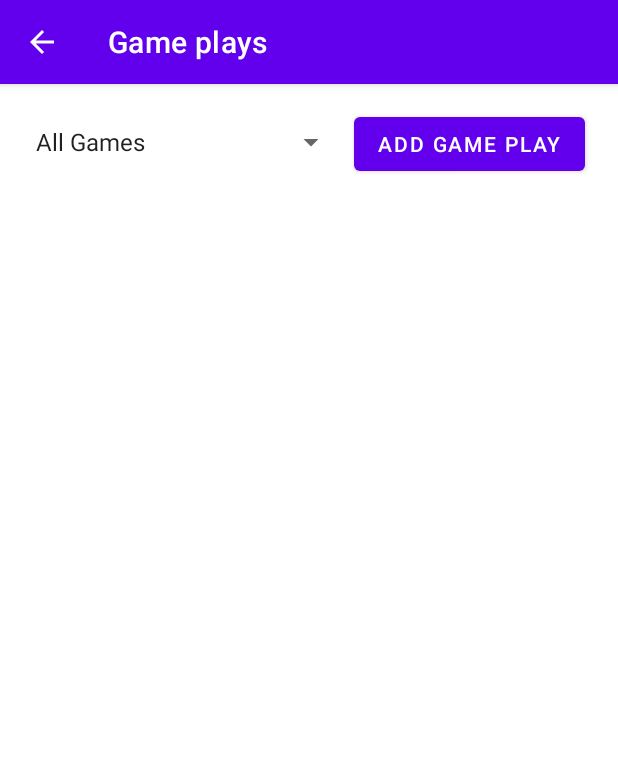
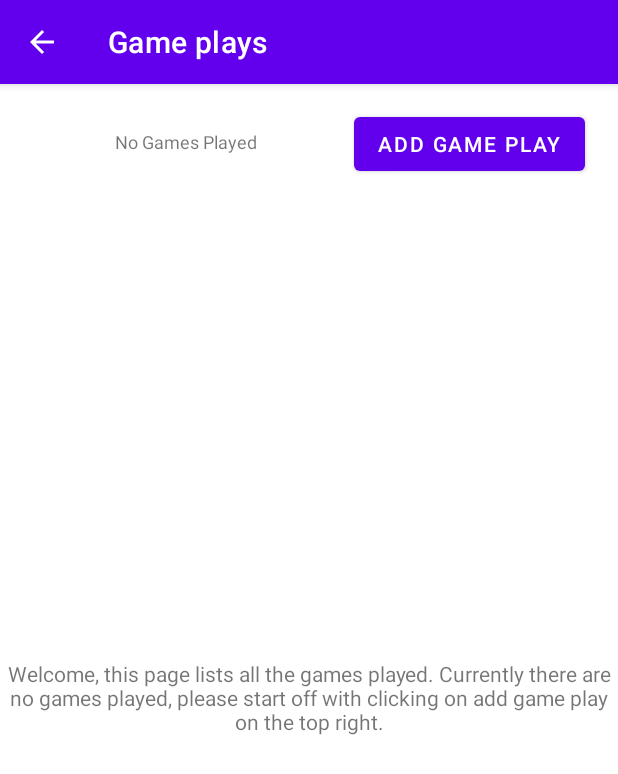
Before and after one commit to Lucas-liu1/Cmpt-276-Group-Work, an Android app: the screen it shows after launch (GamePlays), after a tap on "GAME PLAYS", on a phone screen of 412 x 824 dp. Shown: the top 774 px of the screen. Run offline under Robolectric (Android 15) with nearby library versions, the phone set to English and light mode, and no system bars.

Commit message:
Implemented first intro gameplay screen, also added persistent data for such page

```diff
--- a/myapplication2/src/main/java/ca/cmpt276/myapplication2/AddGamePlay.java
+++ b/myapplication2/src/main/java/ca/cmpt276/myapplication2/AddGamePlay.java
@@ -2,6 +2,7 @@ package ca.cmpt276.myapplication2;
 
 import android.content.Context;
 import android.content.Intent;
+import android.content.SharedPreferences;
 import android.os.Bundle;
 import android.view.View;
 import android.widget.AdapterView;
@@ -78,9 +79,17 @@ public class AddGamePlay extends AppCompatActivity {
         });
     }
 
+    private void saveFirstpass(){
+        SharedPreferences sharedPref;
+        sharedPref = getSharedPreferences("firstPass", MODE_PRIVATE);
+        SharedPreferences.Editor editor = sharedPref.edit();
+        editor.putBoolean("firstPass", false);
+        editor.commit();
+    }
 
 
     public void addGamePlay(){
+        saveFirstpass();
         int num_players;
         int sum_score;
 
--- a/myapplication2/src/main/java/ca/cmpt276/myapplication2/GamePlays.java
+++ b/myapplication2/src/main/java/ca/cmpt276/myapplication2/GamePlays.java
@@ -4,6 +4,7 @@ import androidx.appcompat.app.ActionBar;
 import androidx.appcompat.app.AppCompatActivity;
 
 import android.content.Intent;
+import android.content.SharedPreferences;
 import android.os.Bundle;
 import android.util.Log;
 import android.view.View;
@@ -25,35 +26,68 @@ public class GamePlays extends AppCompatActivity {
     @Override
     protected void onCreate(Bundle savedInstanceState) {
         super.onCreate(savedInstanceState);
-        setContentView(R.layout.activity_game_plays);
-
+        if(getFirstpass()){
+            setContentView(R.layout.fragment_game_plays_intro);
+        }else{
+            setContentView(R.layout.activity_game_plays);
+        }
         GameConfiguration = ConfigManager.getInstance();
 
         ActionBar ab = getSupportActionBar();
         ab.setDisplayHomeAsUpEnabled(true);
         ab.setTitle("Game plays");
-
-        setAddGamePlayButton();
-        setConfigSpinner();
-        populateListView();
+        if(getFirstpass()){
+            firstsetAddGamePlayButton();
+        }else{
+            setAddGamePlayButton();
+            setConfigSpinner();
+            populateListView();
+        }
     }
 
     @Override
     public void onRestart() {
         super.onRestart();
-        populateListView();
+        if(getFirstpass()){
+            setContentView(R.layout.fragment_game_plays_intro);
+        }else{
+            setContentView(R.layout.activity_game_plays);
+            setAddGamePlayButton();
+            setConfigSpinner();
+            populateListView();
+        }
+    }
+
+    private boolean getFirstpass(){
+        SharedPreferences sharedPref;
+        sharedPref = getSharedPreferences("firstPass", MODE_PRIVATE);
+        boolean firstPass = sharedPref.getBoolean("firstPass", true);
+        return firstPass;
     }
 
 
     private void setAddGamePlayButton() {
         Button btn = findViewById(R.id.addGameButton);
-        btn.setOnClickListener(new View.OnClickListener() {
+        View.OnClickListener listener = new View.OnClickListener() {
             @Override
             public void onClick(View view) {
                 Intent intent = AddGamePlay.makeIntent(GamePlays.this);
                 startActivity(intent);
             }
-        });
+        };
+        btn.setOnClickListener(listener);
+    }
+
+    private void firstsetAddGamePlayButton() {
+        Button btn = findViewById(R.id.firstgameButton);
+        View.OnClickListener listener = new View.OnClickListener() {
+            @Override
+            public void onClick(View view) {
+                Intent intent = AddGamePlay.makeIntent(GamePlays.this);
+                startActivity(intent);
+            }
+        };
+        btn.setOnClickListener(listener);
     }
 
     private void setConfigSpinner() {
--- /dev/null
+++ b/myapplication2/src/main/res/layout/fragment_game_plays_intro.xml
@@ -0,0 +1,41 @@
+<?xml version="1.0" encoding="utf-8"?>
+<androidx.constraintlayout.widget.ConstraintLayout xmlns:android="http://schemas.android.com/apk/res/android"
+    xmlns:app="http://schemas.android.com/apk/res-auto"
+    xmlns:tools="http://schemas.android.com/tools"
+    android:layout_width="match_parent"
+    android:layout_height="match_parent"
+    tools:context=".GamePlays">
+
+    <Button
+        android:id="@+id/firstgameButton"
+        android:layout_width="wrap_content"
+        android:layout_height="wrap_content"
+        android:layout_marginStart="236dp"
+        android:layout_marginTop="16dp"
+        android:text="@string/add_game_play"
+        app:layout_constraintStart_toStartOf="parent"
+        app:layout_constraintTop_toTopOf="parent" />
+
+    <TextView
+        android:id="@+id/firstgameSpinner"
+        android:layout_width="215dp"
+        android:layout_height="45dp"
+        android:layout_marginStart="16dp"
+        android:layout_marginTop="16dp"
+        android:gravity="center"
+        android:text="@string/first_game_spinner"
+        android:textSize="12sp"
+        app:layout_constraintStart_toStartOf="parent"
+        app:layout_constraintTop_toTopOf="parent" />
+
+    <TextView
+        android:id="@+id/firstgameHelp"
+        android:layout_width="412dp"
+        android:layout_height="642dp"
+        android:layout_marginTop="88dp"
+        android:gravity="center"
+        android:text="@string/first_game_play"
+        app:layout_constraintStart_toStartOf="parent"
+        app:layout_constraintTop_toTopOf="parent" />
+
+</androidx.constraintlayout.widget.ConstraintLayout>
--- a/myapplication2/src/main/res/values/strings.xml
+++ b/myapplication2/src/main/res/values/strings.xml
@@ -8,5 +8,8 @@
     <string name="game_played">Game Played</string>
     <string name="number_of_players">Number of Players</string>
     <string name="score_of_players">Score of Players</string>
+    <string name="first_game_play">Welcome, this page lists all the games played. Currently
+    there are no games played, please start off with clicking on add game play on the top right.</string>
+    <string name="first_game_spinner">No Games Played</string>
 
 </resources>
```
